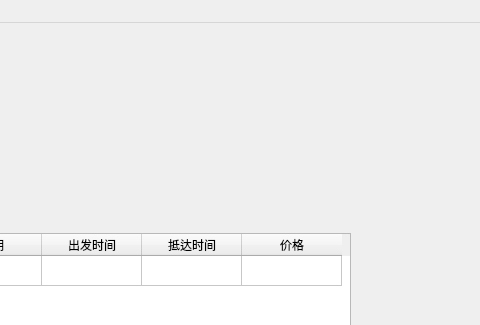
This is frm_user.ui in zhongjf25/Airline-Reservation-System as Qt 5 draws it before an edit; both pictures show x 720 to 1200 and y 0 to 325 of the 1200 by 800 pixel window. The edited form follows.
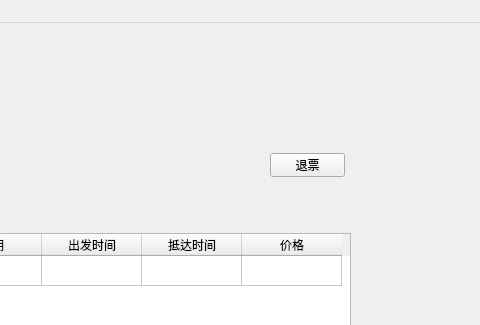
This is the edited form. The open tabs and pages were chosen to show the change. Icons and pictures are not drawn.

What changed in the file:
```diff
--- a/frm_user.ui
+++ b/frm_user.ui
@@ -344,6 +344,19 @@
        <string>返回</string>
       </property>
      </widget>
+     <widget class="QPushButton" name="btn_refund">
+      <property name="geometry">
+       <rect>
+        <x>980</x>
+        <y>110</y>
+        <width>75</width>
+        <height>24</height>
+       </rect>
+      </property>
+      <property name="text">
+       <string>退票</string>
+      </property>
+     </widget>
     </widget>
     <widget class="QWidget" name="page3">
      <widget class="QPushButton" name="btn_purchase">
```
Left out of the diff: 8 changed lines with no effect on the pictures.
